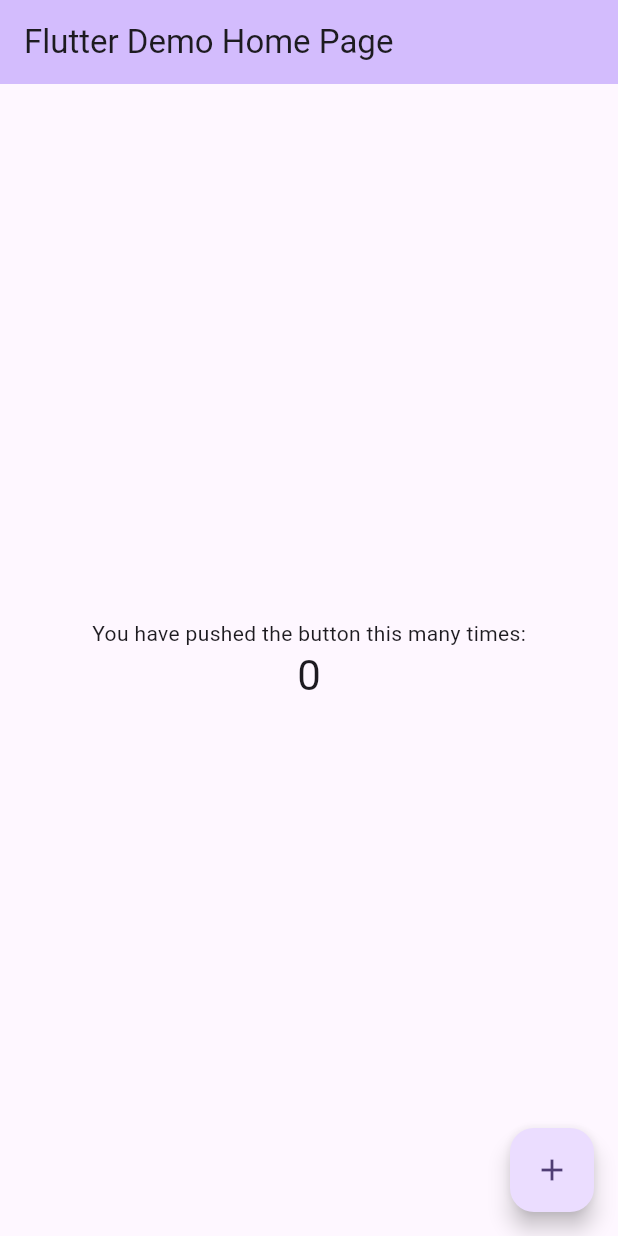
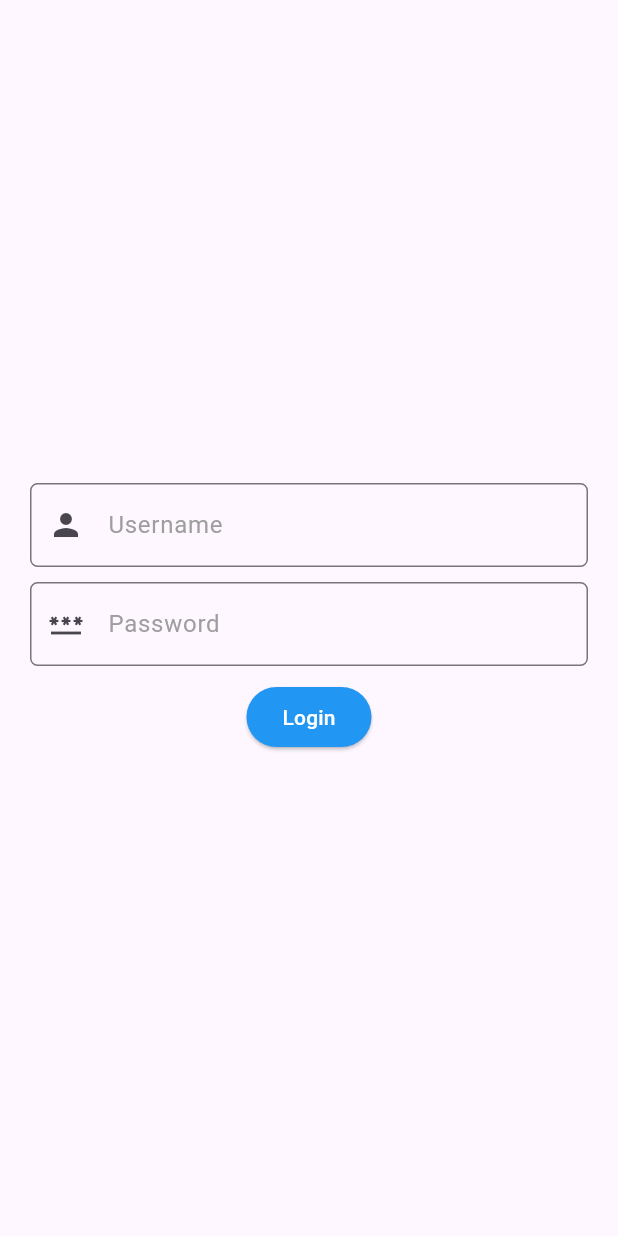
Before and after one commit to meshachvijaya/my_flutter_app, a Flutter app: the screen it shows after launch, on a phone screen of 412 x 824 dp. Run offline on Flutter 3.47's test engine with Material 3 defaults, Android fonts, the phone set to English and light mode, and no system bars.

Commit message:
Adding Login Menu

```diff
--- /dev/null
+++ b/lib/login.dart
@@ -0,0 +1,53 @@
+import 'package:flutter/material.dart';
+
+void main() {
+  runApp(const Login());
+}
+
+class Login extends StatelessWidget {
+  const Login({super.key});
+
+  @override
+  Widget build(BuildContext context) {
+    return Scaffold(
+      body: Center(
+        child: Container(
+          margin: EdgeInsets.only(left: 20, right: 20),
+          child: Column(
+            mainAxisAlignment: MainAxisAlignment.center,
+            children: [
+              TextField(
+                decoration: InputDecoration(
+                    prefixIcon: const Icon(Icons.person),
+                    hintText: "Username",
+                    hintStyle: const TextStyle(color: Colors.grey),
+                    border: OutlineInputBorder(
+                        borderRadius: BorderRadius.circular(
+                            5)) // variation InputBorder.none
+                    ),
+              ),
+              Padding(
+                padding: const EdgeInsets.only(top: 10, bottom: 10),
+                child: TextField(
+                  decoration: InputDecoration(
+                      prefixIcon: const Icon(Icons.password),
+                      hintText: "Password",
+                      hintStyle: const TextStyle(color: Colors.grey),
+                      border: OutlineInputBorder(
+                          borderRadius: BorderRadius.circular(
+                              5)) // variation InputBorder.none
+                      ),
+                  obscureText: true,
+                ),
+              ),
+              ElevatedButton(
+                onPressed: () {},
+                child: Text("Login", style: TextStyle(color: Colors.white)), style: ButtonStyle(backgroundColor: MaterialStateProperty.all<Color>(Colors.blue)),
+              )
+            ],
+          ),
+        ),
+      ),
+    );
+  }
+}
--- a/lib/main.dart
+++ b/lib/main.dart
@@ -1,4 +1,5 @@
 import 'package:flutter/material.dart';
+import 'package:my_flutter_app/login.dart';
 
 void main() {
   runApp(const MyApp());
@@ -7,119 +8,10 @@ void main() {
 class MyApp extends StatelessWidget {
   const MyApp({super.key});
 
-  // This widget is the root of your application.
   @override
   Widget build(BuildContext context) {
     return MaterialApp(
-      title: 'Flutter Demo',
-      theme: ThemeData(
-        // This is the theme of your application.
-        //
-        // TRY THIS: Try running your application with "flutter run". You'll see
-        // the application has a purple toolbar. Then, without quitting the app,
-        // try changing the seedColor in the colorScheme below to Colors.green
-        // and then invoke "hot reload" (save your changes or press the "hot
-        // reload" button in a Flutter-supported IDE, or press "r" if you used
-        // the command line to start the app).
-        //
-        // Notice that the counter didn't reset back to zero; the application
-        // state is not lost during the reload. To reset the state, use hot
-        // restart instead.
-        //
-        // This works for code too, not just values: Most code changes can be
-        // tested with just a hot reload.
-        colorScheme: ColorScheme.fromSeed(seedColor: Colors.deepPurple),
-        useMaterial3: true,
-      ),
-      home: const MyHomePage(title: 'Flutter Demo Home Page'),
+      home: Login(),
     );
   }
 }
-
-class MyHomePage extends StatefulWidget {
-  const MyHomePage({super.key, required this.title});
-
-  // This widget is the home page of your application. It is stateful, meaning
-  // that it has a State object (defined below) that contains fields that affect
-  // how it looks.
-
-  // This class is the configuration for the state. It holds the values (in this
-  // case the title) provided by the parent (in this case the App widget) and
-  // used by the build method of the State. Fields in a Widget subclass are
-  // always marked "final".
-
-  final String title;
-
-  @override
-  State<MyHomePage> createState() => _MyHomePageState();
-}
-
-class _MyHomePageState extends State<MyHomePage> {
-  int _counter = 0;
-
-  void _incrementCounter() {
-    setState(() {
-      // This call to setState tells the Flutter framework that something has
-      // changed in this State, which causes it to rerun the build method below
-      // so that the display can reflect the updated values. If we changed
-      // _counter without calling setState(), then the build method would not be
-      // called again, and so nothing would appear to happen.
-      _counter++;
-    });
-  }
-
-  @override
-  Widget build(BuildContext context) {
-    // This method is rerun every time setState is called, for instance as done
-    // by the _incrementCounter method above.
-    //
-    // The Flutter framework has been optimized to make rerunning build methods
-    // fast, so that you can just rebuild anything that needs updating rather
-    // than having to individually change instances of widgets.
-    return Scaffold(
-      appBar: AppBar(
-        // TRY THIS: Try changing the color here to a specific color (to
-        // Colors.amber, perhaps?) and trigger a hot reload to see the AppBar
-        // change color while the other colors stay the same.
-        backgroundColor: Theme.of(context).colorScheme.inversePrimary,
-        // Here we take the value from the MyHomePage object that was created by
-        // the App.build method, and use it to set our appbar title.
-        title: Text(widget.title),
-      ),
-      body: Center(
-        // Center is a layout widget. It takes a single child and positions it
-        // in the middle of the parent.
-        child: Column(
-          // Column is also a layout widget. It takes a list of children and
-          // arranges them vertically. By default, it sizes itself to fit its
-          // children horizontally, and tries to be as tall as its parent.
-          //
-          // Column has various properties to control how it sizes itself and
-          // how it positions its children. Here we use mainAxisAlignment to
-          // center the children vertically; the main axis here is the vertical
-          // axis because Columns are vertical (the cross axis would be
-          // horizontal).
-          //
-          // TRY THIS: Invoke "debug painting" (choose the "Toggle Debug Paint"
-          // action in the IDE, or press "p" in the console), to see the
-          // wireframe for each widget.
-          mainAxisAlignment: MainAxisAlignment.center,
-          children: <Widget>[
-            const Text(
-              'You have pushed the button this many times:',
-            ),
-            Text(
-              '$_counter',
-              style: Theme.of(context).textTheme.headlineMedium,
-            ),
-          ],
-        ),
-      ),
-      floatingActionButton: FloatingActionButton(
-        onPressed: _incrementCounter,
-        tooltip: 'Increment',
-        child: const Icon(Icons.add),
-      ), // This trailing comma makes auto-formatting nicer for build methods.
-    );
-  }
-}
```
